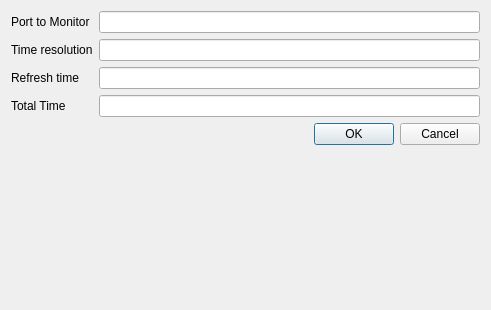
Qt form PythonForTheLab/View/GUI/config_window.ui (PFTL/SimpleDaq) before a commit.
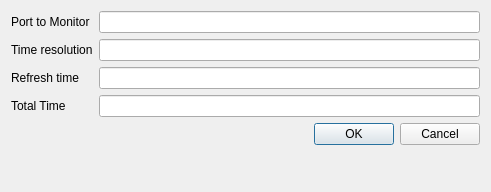
The same form after that commit.

Commit message: Adapted GUI to low resolution displays

```diff
--- a/PythonForTheLab/View/GUI/config_window.ui
+++ b/PythonForTheLab/View/GUI/config_window.ui
@@ -7,7 +7,7 @@
     <x>0</x>
     <y>0</y>
     <width>491</width>
-    <height>310</height>
+    <height>192</height>
    </rect>
   </property>
   <property name="windowTitle">
```
The commit also changes 2 other files.
